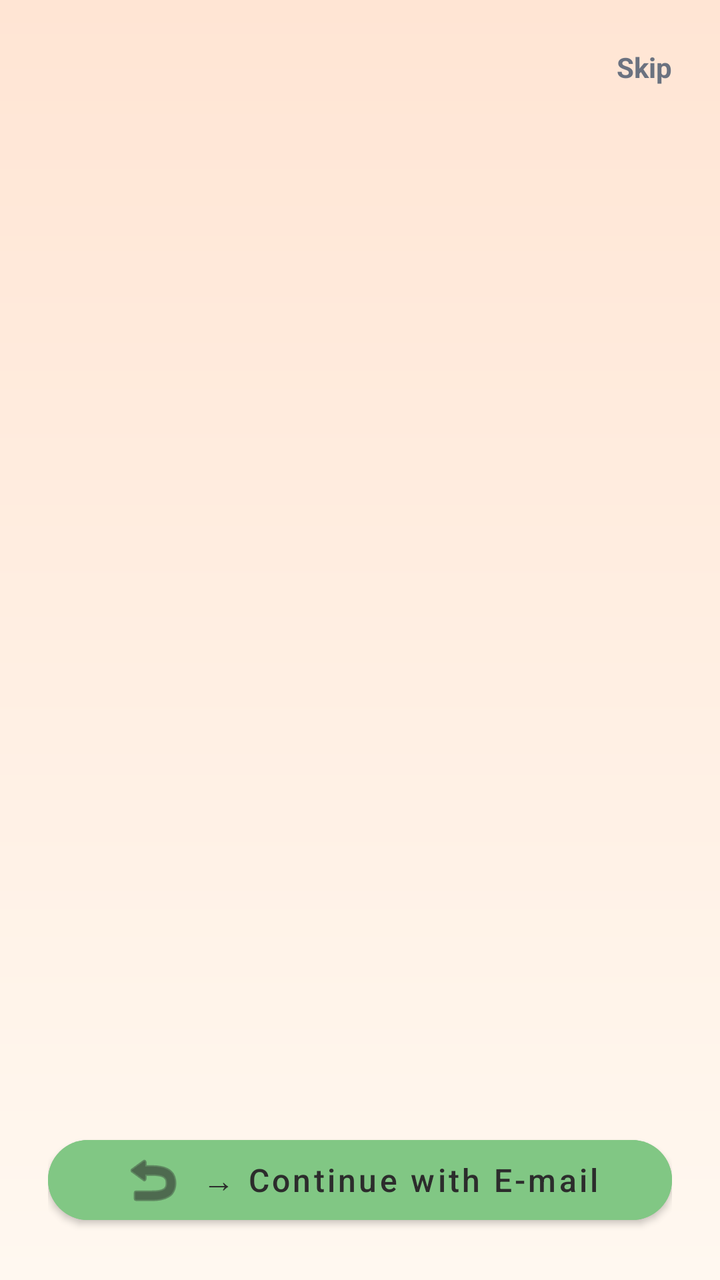
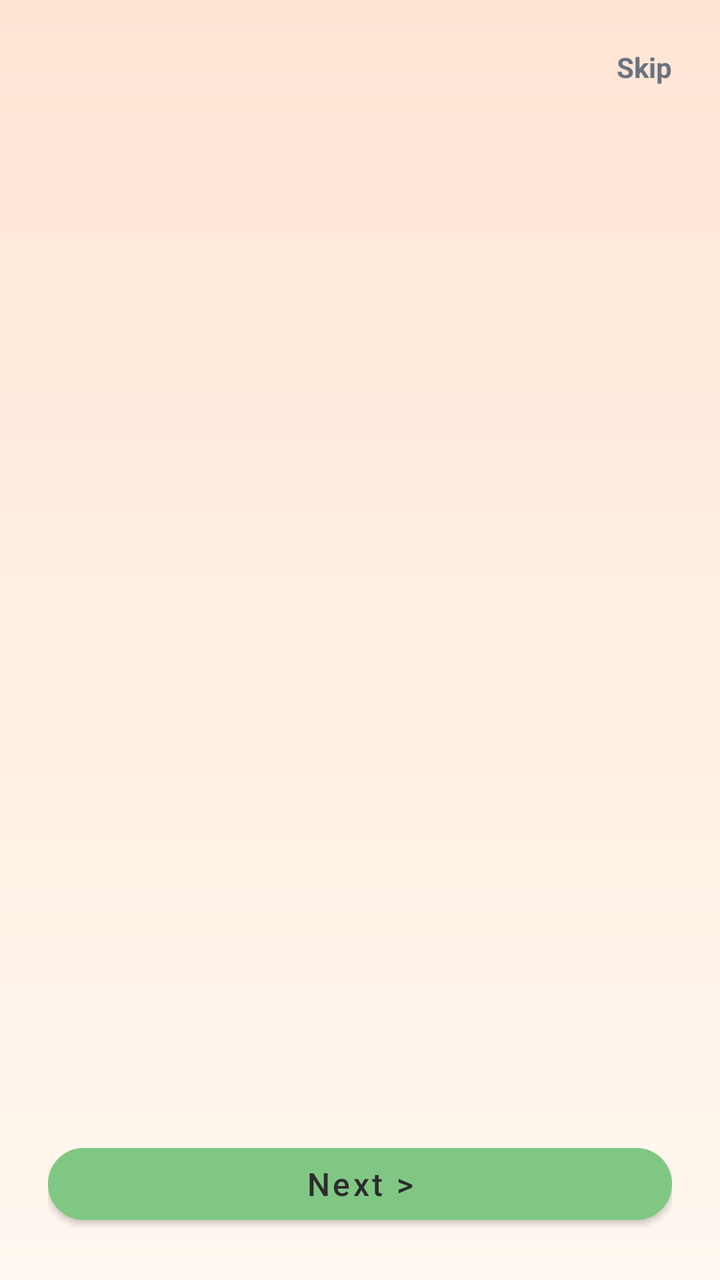

Compare the two renders of this Android layout. The source of the first and the diff that turns it into the second are given below.
<!-- AndroidManifest.xml: application theme Theme.Group4mco -->
<!-- res/layout/activity_onboarding.xml -->
<?xml version="1.0" encoding="utf-8"?>
<androidx.constraintlayout.widget.ConstraintLayout xmlns:android="http://schemas.android.com/apk/res/android"
    xmlns:app="http://schemas.android.com/apk/res-auto"
    android:layout_width="match_parent"
    android:layout_height="match_parent"
    android:background="@drawable/bg_app_gradient"
    android:padding="24dp">

    <TextView
        android:id="@+id/btnSkip"
        android:layout_width="wrap_content"
        android:layout_height="wrap_content"
        android:text="Skip"
        android:textColor="@color/color_on_surface_secondary"
        android:textStyle="bold"
        app:layout_constraintTop_toTopOf="parent"
        app:layout_constraintEnd_toEndOf="parent" />

    <androidx.viewpager2.widget.ViewPager2
        android:id="@+id/onboardingPager"
        android:layout_width="0dp"
        android:layout_height="0dp"
        android:clipToPadding="false"
        android:paddingHorizontal="8dp"
        app:layout_constraintTop_toBottomOf="@id/btnSkip"
        app:layout_constraintBottom_toTopOf="@id/indicator"
        app:layout_constraintStart_toStartOf="parent"
        app:layout_constraintEnd_toEndOf="parent" />

    <com.google.android.material.tabs.TabLayout
        android:id="@+id/indicator"
        android:layout_width="wrap_content"
        android:layout_height="wrap_content"
        app:tabIndicatorHeight="0dp"
        app:tabSelectedTextColor="@color/color_primary"
        app:tabTextColor="@color/color_on_surface_secondary"
        app:layout_constraintBottom_toTopOf="@+id/primaryCta"
        app:layout_constraintStart_toStartOf="parent"
        app:layout_constraintEnd_toEndOf="parent" />

    <com.google.android.material.button.MaterialButton
        android:id="@+id/primaryCta"
        android:layout_width="0dp"
        android:layout_height="wrap_content"
        android:backgroundTint="@color/onboarding_light_green"
        android:text="→ Continue with E-mail"
        android:textAllCaps="false"
        android:textColor="@color/color_on_surface"
        android:textSize="16sp"
        app:cornerRadius="26dp"
        app:icon="@android:drawable/ic_menu_revert"
        app:iconGravity="textStart"
        app:iconTint="@color/color_on_surface"
        app:layout_constraintBottom_toBottomOf="parent"
        app:layout_constraintStart_toStartOf="parent"
        app:layout_constraintEnd_toEndOf="parent" />

</androidx.constraintlayout.widget.ConstraintLayout>
<!-- resources referenced by this layout -->
<resources>
  <color name="color_on_surface">#2C2C2C</color>
  <color name="color_on_surface_secondary">#6B7280</color>
  <color name="color_primary">#4CAF50</color>
  <color name="onboarding_light_green">#81C784</color>
  <!-- drawable bg_app_gradient (drawable) -->
  <?xml version="1.0" encoding="utf-8"?>
  <shape xmlns:android="http://schemas.android.com/apk/res/android">
      <gradient
          android:startColor="@color/gradient_start"
          android:endColor="@color/gradient_end"
          android:angle="270" />
  </shape>
  <style name="Theme.Group4mco" parent="Theme.MaterialComponents.DayNight.NoActionBar">
          <item name="colorPrimary">@color/color_primary</item>
          <item name="colorPrimaryVariant">@color/color_primary_dark</item>
          <item name="colorSecondary">@color/color_secondary</item>
          <item name="android:colorBackground">@color/color_background</item>
          <item name="colorOnPrimary">@color/color_on_primary</item>
          <item name="colorOnSecondary">@color/color_surface</item>
          <item name="colorOnBackground">@color/color_on_surface</item>
          <item name="colorOnSurface">@color/color_on_surface</item>
          <item name="android:statusBarColor">@android:color/transparent</item>
          <item name="android:navigationBarColor">@android:color/white</item>
          <item name="android:windowLightStatusBar">true</item>
      </style>
  <color name="gradient_start">#FFE5D4</color>
  <color name="gradient_end">#FFF8F0</color>
  <color name="color_primary_dark">#388E3C</color>
  <color name="color_secondary">#FF8E72</color>
  <color name="color_background">#FFF8F0</color>
  <color name="color_on_primary">#FFFFFF</color>
  <color name="color_surface">#FFFFFF</color>
</resources>

<!-- the commit's change to res/layout/activity_onboarding.xml (unified diff, before → after) -->
@@ -43,16 +43,15 @@
         android:layout_width="0dp"
         android:layout_height="wrap_content"
         android:backgroundTint="@color/onboarding_light_green"
-        android:text="→ Continue with E-mail"
+        android:text="Next >"
         android:textAllCaps="false"
         android:textColor="@color/color_on_surface"
         android:textSize="16sp"
         app:cornerRadius="26dp"
-        app:icon="@android:drawable/ic_menu_revert"
-        app:iconGravity="textStart"
+        app:iconGravity="start"
         app:iconTint="@color/color_on_surface"
         app:layout_constraintBottom_toBottomOf="parent"
-        app:layout_constraintStart_toStartOf="parent"
-        app:layout_constraintEnd_toEndOf="parent" />
+        app:layout_constraintEnd_toEndOf="parent"
+        app:layout_constraintStart_toStartOf="parent" />
 
 </androidx.constraintlayout.widget.ConstraintLayout>
